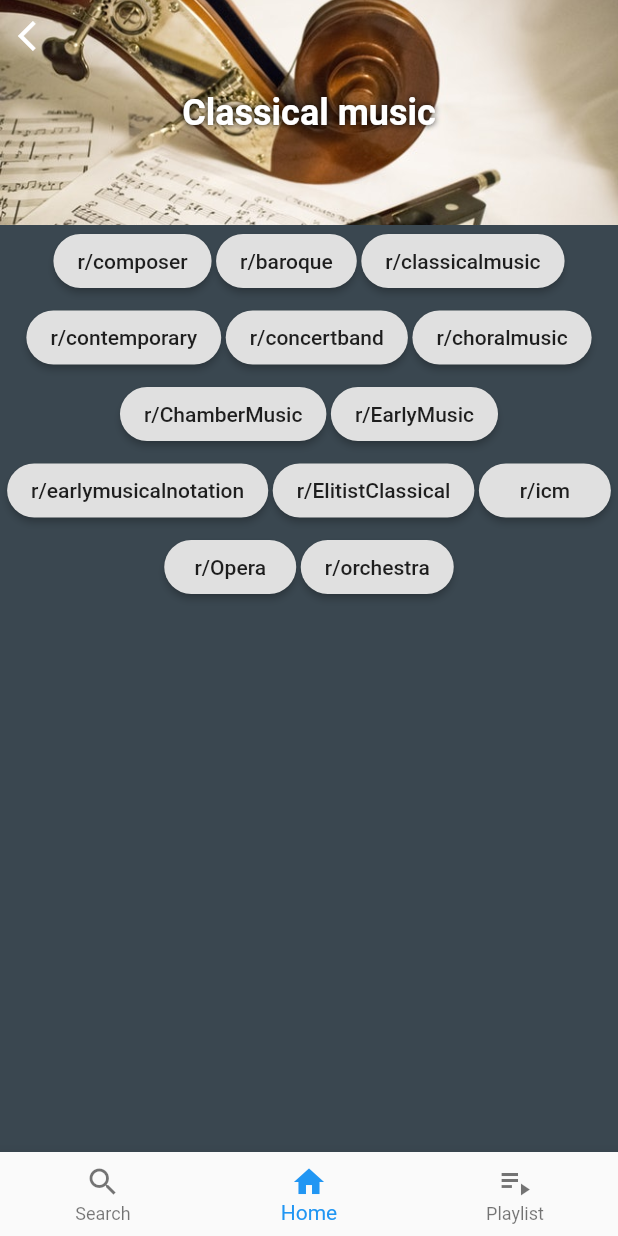
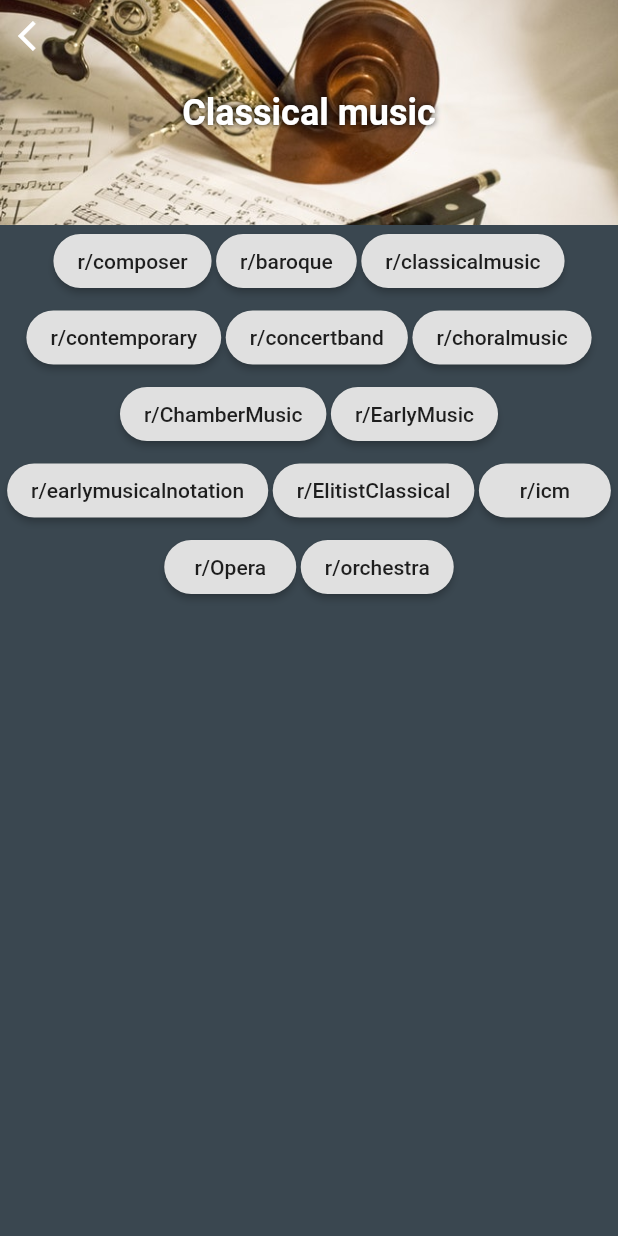
Before and after one commit to Gloumy/music-from-reddit, a Flutter app: the GlobalPage screen opened directly, after a tap on "Classical music", on a phone screen of 412 x 824 dp. Run offline on Flutter 3.47's test engine with Material 2 defaults, Android fonts, the phone set to English and light mode, and no system bars; our stand-ins replace audioplayers, dio; missing offline and left inert: sailor, youtube_extractor.

Commit message:
use homepage in global page indexedstack

```diff
--- a/lib/main.dart
+++ b/lib/main.dart
@@ -1,7 +1,6 @@
 import 'package:flutter/material.dart';
 import 'package:provider/provider.dart';
 import 'package:redditify/pages/global_page.dart';
-import 'package:redditify/pages/home_page.dart';
 import 'package:redditify/states/global_state.dart';
 import 'package:redditify/states/player_state.dart';
 import 'package:redditify/states/posts_state.dart';
@@ -36,7 +35,7 @@ class MyApp extends StatelessWidget {
         debugShowCheckedModeBanner: false,
         title: 'Music From Reddit',
         theme: appTheme,
-        home: HomePage(),
+        home: GlobalPage(),
       ),
     );
   }
--- a/lib/pages/global_page.dart
+++ b/lib/pages/global_page.dart
@@ -1,10 +1,8 @@
 import 'package:flutter/material.dart';
 import 'package:provider/provider.dart';
-import 'package:redditify/models/visible_item.dart';
+import 'package:redditify/pages/home_page.dart';
 import 'package:redditify/pages/subreddit_page.dart';
-import 'package:redditify/presenters/player/player_bottom_sheet.dart';
 import 'package:redditify/presenters/subreddits/subreddit_genre_page.dart';
-import 'package:redditify/presenters/subreddits/subreddit_genres_grid.dart';
 import 'package:redditify/states/global_state.dart';
 
 class GlobalPage extends StatelessWidget {
@@ -19,7 +17,7 @@ class GlobalPage extends StatelessWidget {
             return IndexedStack(
               index: state.visibleIndex,
               children: <Widget>[
-                SubredditGenresGrid(),
+                HomePage(),
                 SubredditGenrePage(),
                 SubredditPage(),
               ],
@@ -27,29 +25,6 @@ class GlobalPage extends StatelessWidget {
           },
         ),
       ),
-      bottomSheet: PlayerBottomSheet(),
-      bottomNavigationBar: BottomNavigationBar(
-        currentIndex: 1,
-        onTap: (int index) {
-          switch (index) {
-            case 1:
-              Provider.of<GlobalState>(context, listen: false)
-                  .setVisibleIndex(VisibleItem.SubredditGenresList);
-              break;
-            default:
-          }
-        },
-        items: [
-          BottomNavigationBarItem(
-              icon: Icon(Icons.search), title: Text("Search")),
-          BottomNavigationBarItem(
-            icon: Icon(Icons.home),
-            title: Text("Home"),
-          ),
-          BottomNavigationBarItem(
-              icon: Icon(Icons.playlist_play), title: Text("Playlist")),
-        ],
-      ),
     );
   }
 }
```
